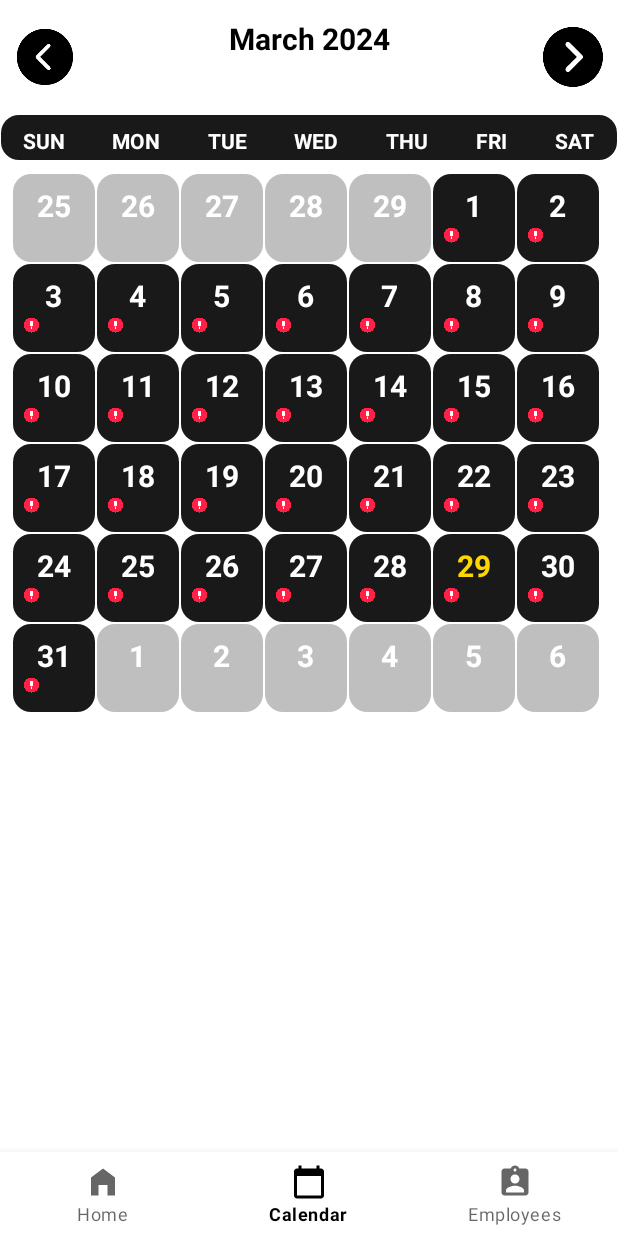
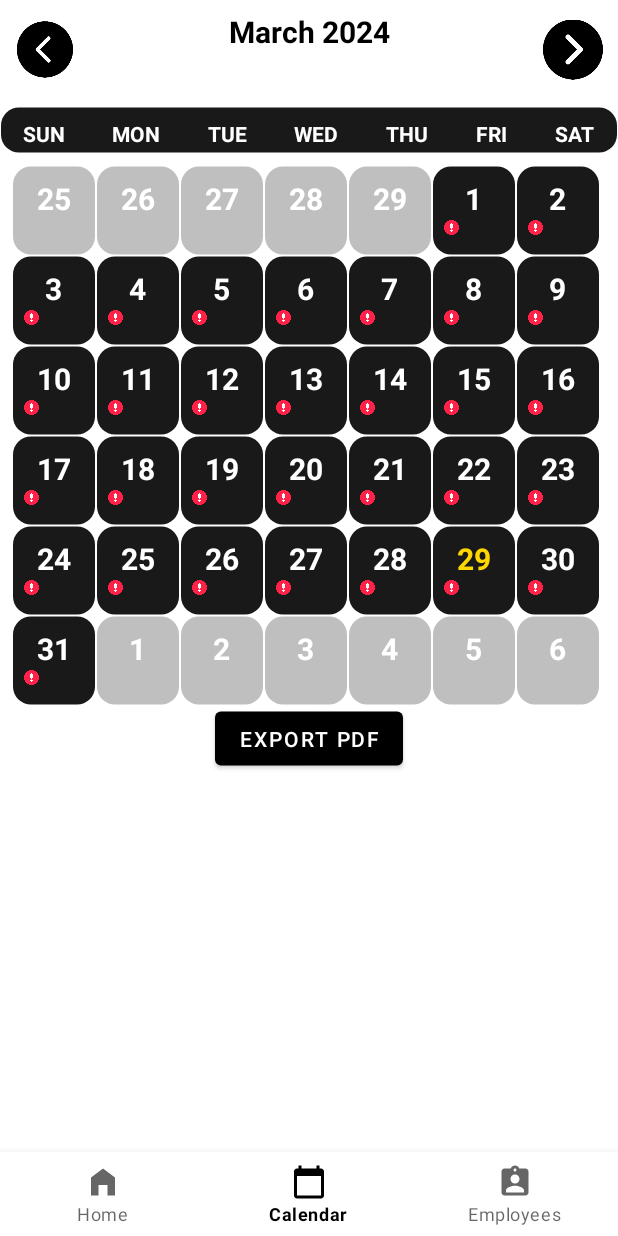
Before and after one commit to osmosis10/TimeWise, an Android app: the CalendarFragment screen opened through its navigation route, on a phone screen of 412 x 824 dp. Run offline under Robolectric (Android 15) with nearby library versions, the phone set to English and light mode, and no system bars; our stand-ins replace navigation-ui.

Commit message:
Commiting progress for export pdf, test pdf sent to downloads. also included necessary dependencies

```diff
--- a/app/build.gradle.kts
+++ b/app/build.gradle.kts
@@ -46,6 +46,7 @@ dependencies {
     implementation("androidx.cardview:cardview:1.0.0")
     implementation("androidx.recyclerview:recyclerview:1.3.2")
     implementation("com.google.android.material:material:1.11.0")
+    implementation("androidx.core:core:1.12.0")
     testImplementation("junit:junit:4.13.2")
     androidTestImplementation("androidx.test.ext:junit:1.1.5")
     androidTestImplementation("androidx.test.espresso:espresso-core:3.5.1")
--- a/app/src/main/AndroidManifest.xml
+++ b/app/src/main/AndroidManifest.xml
@@ -1,7 +1,7 @@
 <?xml version="1.0" encoding="utf-8"?>
 <manifest xmlns:android="http://schemas.android.com/apk/res/android"
     xmlns:tools="http://schemas.android.com/tools">
-
+    <uses-permission android:name="android.permission.READ_MEDIA_IMAGES"/>
     <application
         android:allowBackup="true"
         android:dataExtractionRules="@xml/data_extraction_rules"
--- a/app/src/main/res/layout/fragment_calendar.xml
+++ b/app/src/main/res/layout/fragment_calendar.xml
@@ -3,6 +3,7 @@
     android:layout_width="match_parent"
     android:layout_height="match_parent"
     android:orientation="vertical"
+    android:translationY="-5dp"
     android:id="@+id/customCalendar">
 
     <LinearLayout
@@ -138,6 +139,15 @@
         android:padding="8dp">
     </GridView>
 
+    <Button
+        android:id="@+id/exportPDF"
+        android:layout_width="wrap_content"
+        android:layout_height="wrap_content"
+        android:translationY="-10dp"
+        android:layout_gravity="center_horizontal"
+        android:text="Export PDF">
+    </Button>
+
 
 
 </LinearLayout>
```
Also changed, not shown: app/src/main/java/com/example/shiftmanager/ui/calendar/CalendarFragment.java (+78 -0 lines).
